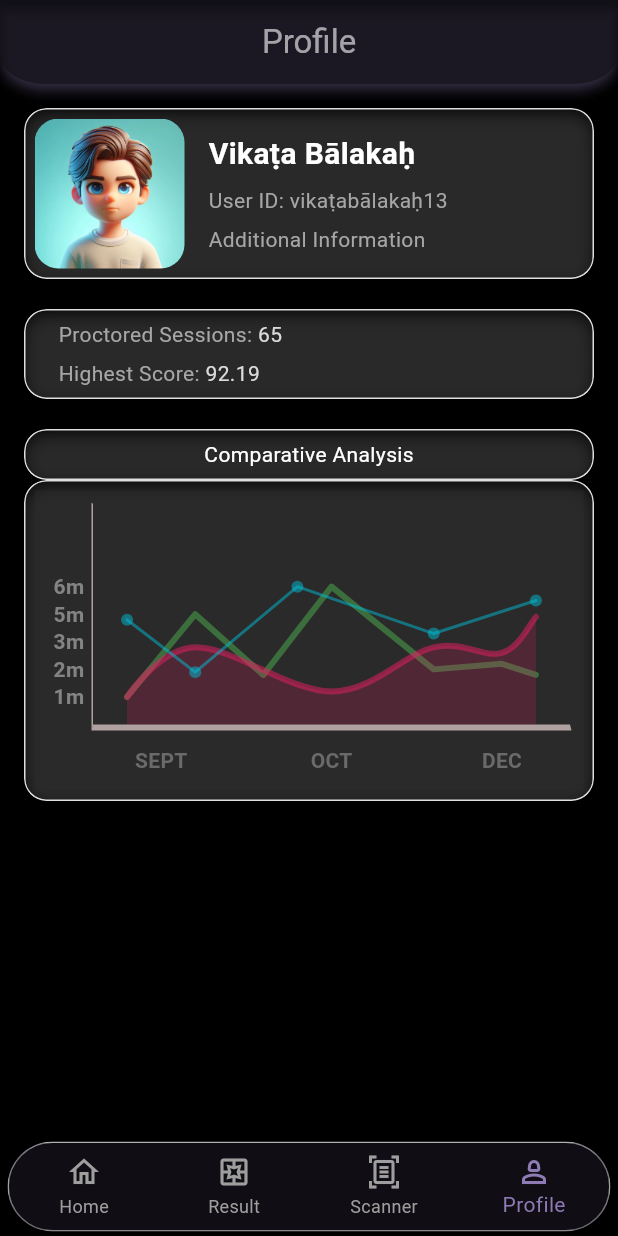
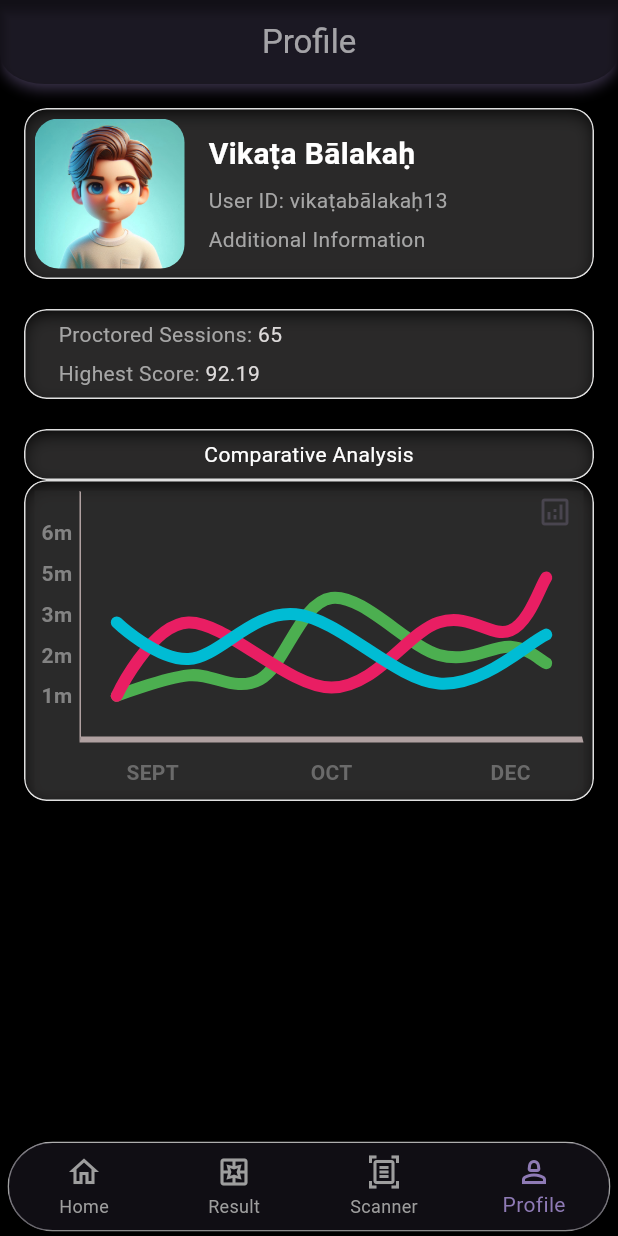
Before and after one commit to amartripathi0/Bi-Gaze, a Flutter app: the screen it shows after launch, item 4 of the bottom bar chosen, on a phone screen of 412 x 824 dp. Run offline on Flutter 3.47's test engine with Material 3 defaults, Android fonts, the phone set to English and light mode, and no system bars; drawn by our look-alikes of animated_background, fl_chart; our stand-ins replace animated_splash_screen, camera, glass_kit, glassmorphism, hive, hive_flutter and 1 more; missing offline and left inert: dart_ping, flutter_tflite, giffy_dialog, internet_speed_meter, simple_animated_button; accounts and stored records are empty; project files that could hold a hidden picture were left out.

Commit message:
Proctor chart transitions added via icon button

```diff
--- a/lib/ui/page/charts/line_chart.dart
+++ b/lib/ui/page/charts/line_chart.dart
@@ -11,25 +11,37 @@ class LineChartWidget extends StatefulWidget {
 }
 
 class _LineChartWidgetState extends State<LineChartWidget> {
-  bool isShowingMainData = false;
+  bool isShowingMainData = true;
+
+  void togglechartdata() {
+    setState(() {
+      isShowingMainData = !isShowingMainData;
+    });
+  }
 
   @override
   Widget build(BuildContext context) {
     return Scaffold(
         backgroundColor: const Color.fromARGB(103, 43, 43, 43),
-      body: Center(
-        child: Padding(
-          padding: const EdgeInsets.all(8.0),
-          child: Column(
+        body: Stack(
+          children: [
+            Column(
               children: [
                 Expanded(
                   child: _LineChart(isShowingMainData: isShowingMainData),
                 ),
               ],
             ),
+            Positioned(
+              top: -10.0, // Adjust the top position as needed
+              right: -5.0, // Adjust the right position as needed
+              child: IconButton(
+                onPressed: togglechartdata,
+                icon: const Icon(Icons.analytics_outlined),
               ),
             ),
-    );
+          ],
+        ));
   }
 }
 
```
Lines whose indentation alone changed are shown as unchanged.
